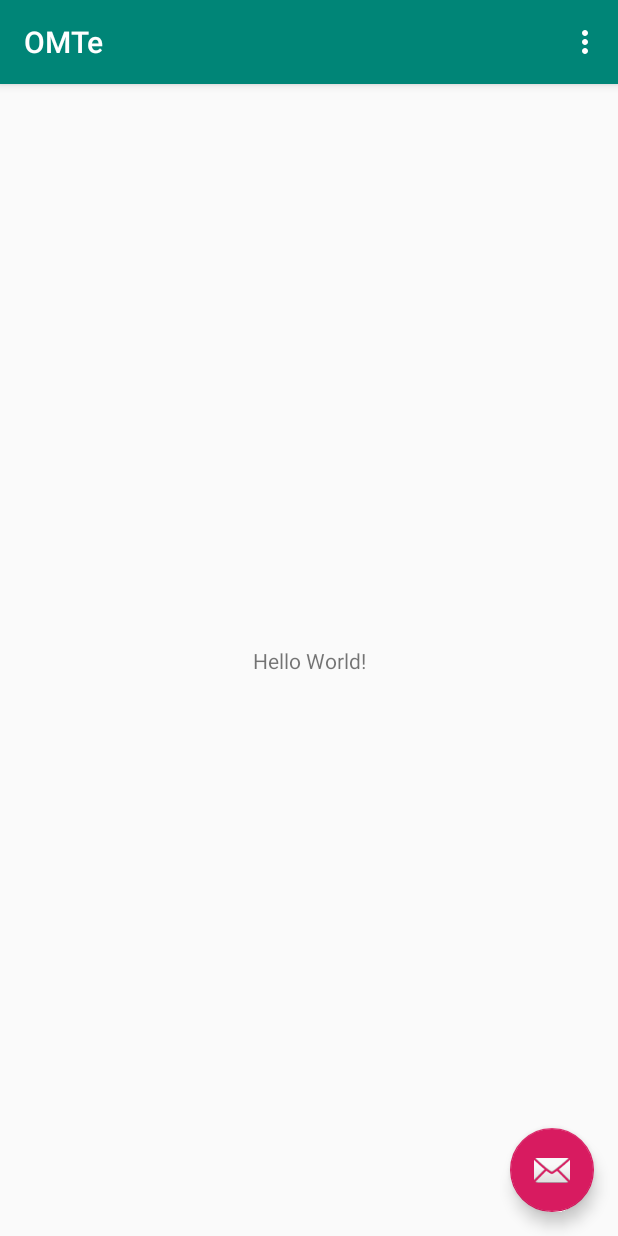
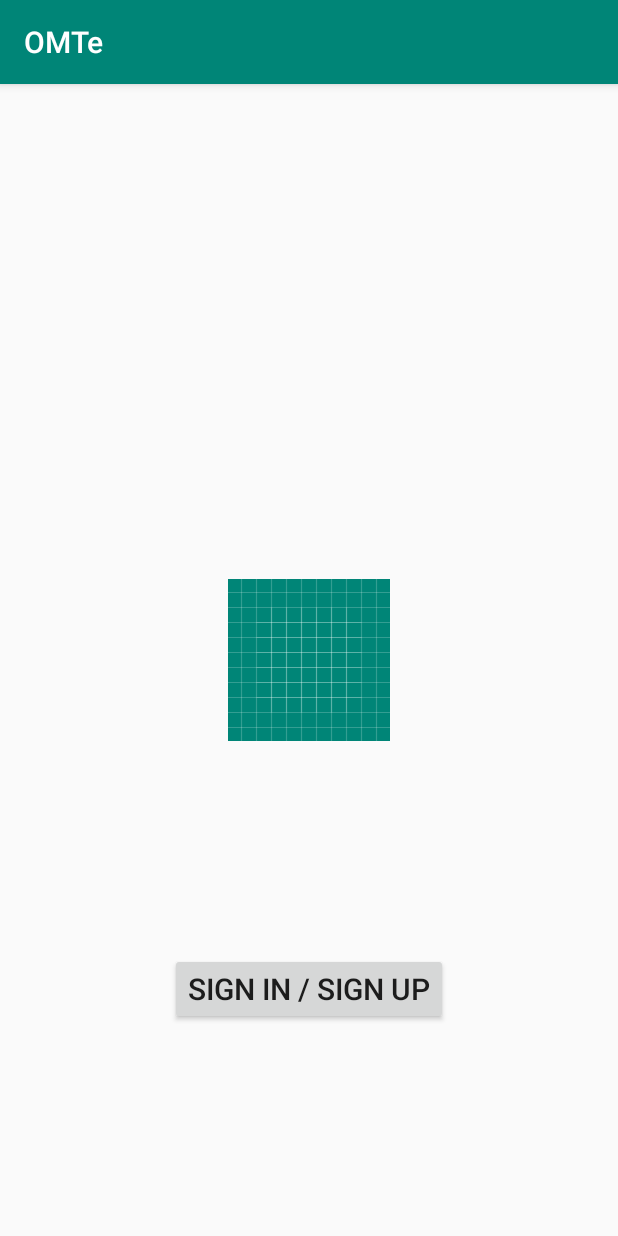
Before and after one commit to regawarp/OMTe, an Android app: the screen it shows after launch (MainActivity before the commit, SignInUpActivity after it), on a phone screen of 412 x 824 dp. Run offline under Robolectric (Android 15) with nearby library versions, the phone set to English and light mode, and no system bars; our stand-ins replace Firebase (no records; nobody signed in at launch, a user with empty details on screens opened directly); libraries missing offline, so code that uses them is left out: com.firebase.ui.

Commit message:
Sign In Sign Up with Email

```diff
--- a/app/src/main/AndroidManifest.xml
+++ b/app/src/main/AndroidManifest.xml
@@ -1,6 +1,8 @@
 <?xml version="1.0" encoding="utf-8"?>
 <manifest xmlns:android="http://schemas.android.com/apk/res/android"
     package="com.safetyfirst.omte">
+
+    <uses-permission android:name="android.permission.INTERNET"/>
 
     <application
         android:allowBackup="true"
@@ -9,6 +11,7 @@
         android:roundIcon="@mipmap/ic_launcher_round"
         android:supportsRtl="true"
         android:theme="@style/AppTheme">
+        <activity android:name=".SignInUpActivity"/>
         <activity
             android:name=".MainActivity"
             android:label="@string/app_name"
--- a/app/src/main/java/com/safetyfirst/omte/MainActivity.java
+++ b/app/src/main/java/com/safetyfirst/omte/MainActivity.java
@@ -1,18 +1,28 @@
 package com.safetyfirst.omte;
 
+import android.content.Intent;
 import android.os.Bundle;
+import android.util.Log;
+import android.view.Menu;
+import android.view.MenuItem;
+import android.view.View;
+import android.widget.TextView;
+import android.widget.Toast;
 
-import com.google.android.material.floatingactionbutton.FloatingActionButton;
-import com.google.android.material.snackbar.Snackbar;
-
+import androidx.annotation.NonNull;
 import androidx.appcompat.app.AppCompatActivity;
 import androidx.appcompat.widget.Toolbar;
 
-import android.view.View;
-import android.view.Menu;
-import android.view.MenuItem;
+import com.firebase.ui.auth.AuthUI;
+import com.google.android.gms.tasks.OnCompleteListener;
+import com.google.android.gms.tasks.Task;
+import com.google.android.material.floatingactionbutton.FloatingActionButton;
+import com.google.android.material.snackbar.Snackbar;
+import com.google.firebase.auth.FirebaseAuth;
 
 public class MainActivity extends AppCompatActivity {
+
+    private TextView tvUserEmail, tvUserPhone;
 
     @Override
     protected void onCreate(Bundle savedInstanceState) {
@@ -20,6 +30,9 @@ public class MainActivity extends AppCompatActivity {
         setContentView(R.layout.activity_main);
         Toolbar toolbar = findViewById(R.id.toolbar);
         setSupportActionBar(toolbar);
+
+        tvUserEmail = findViewById(R.id.tvUserEmail);
+        tvUserPhone = findViewById(R.id.tvUserPhone);
 
         FloatingActionButton fab = findViewById(R.id.fab);
         fab.setOnClickListener(new View.OnClickListener() {
@@ -29,6 +42,21 @@ public class MainActivity extends AppCompatActivity {
                         .setAction("Action", null).show();
             }
         });
+
+        //Jika belum ada autentikasi
+        if (FirebaseAuth.getInstance().getCurrentUser() == null) {
+            startActivity(new Intent(this, SignInUpActivity.class));
+            this.finish();
+        } else {
+            tvUserEmail.setText(FirebaseAuth.getInstance().getCurrentUser().getEmail());
+            tvUserPhone.setText(FirebaseAuth.getInstance().getCurrentUser().getPhoneNumber());
+        }
+    }
+
+    private void startLoginActivity() {
+        Intent intent = new Intent(this, SignInUpActivity.class);
+        startActivity(intent);
+        finish();
     }
 
     @Override
@@ -43,13 +71,27 @@ public class MainActivity extends AppCompatActivity {
         // Handle action bar item clicks here. The action bar will
         // automatically handle clicks on the Home/Up button, so long
         // as you specify a parent activity in AndroidManifest.xml.
-        int id = item.getItemId();
 
         //noinspection SimplifiableIfStatement
-        if (id == R.id.action_settings) {
-            return true;
+        switch (item.getItemId()) {
+            case R.id.action_settings:
+                Toast.makeText(this, "Setting", Toast.LENGTH_SHORT).show();
+                break;
+            case R.id.action_logout:
+                Toast.makeText(this, "Logout", Toast.LENGTH_SHORT).show();
+                AuthUI.getInstance().signOut(this)
+                        .addOnCompleteListener(new OnCompleteListener<Void>() {
+                            @Override
+                            public void onComplete(@NonNull Task<Void> task) {
+                                if (task.isSuccessful()) {
+                                    startLoginActivity();
+                                } else {
+                                    Log.e(MainActivity.class.getSimpleName(), "onComplete: ", task.getException());
+                                }
+                            }
+                        });
+                break;
         }
-
         return super.onOptionsItemSelected(item);
     }
 }
--- /dev/null
+++ b/app/src/main/res/layout/activity_sign_in_up.xml
@@ -0,0 +1,44 @@
+<?xml version="1.0" encoding="utf-8"?>
+<androidx.constraintlayout.widget.ConstraintLayout xmlns:android="http://schemas.android.com/apk/res/android"
+    xmlns:app="http://schemas.android.com/apk/res-auto"
+    xmlns:tools="http://schemas.android.com/tools"
+    android:layout_width="match_parent"
+    android:layout_height="match_parent"
+    tools:context="com.safetyfirst.omte.SignInUpActivity">
+
+    <TextView
+        android:id="@+id/tvAppName"
+        android:layout_width="wrap_content"
+        android:layout_height="wrap_content"
+        android:textSize="32sp"
+        app:layout_constraintTop_toTopOf="parent"
+        app:layout_constraintLeft_toLeftOf="parent"
+        app:layout_constraintRight_toRightOf="parent"
+        app:layout_constraintBottom_toTopOf="@id/imgAppImage"
+        tools:text="@string/app_name"/>
+
+    <ImageView
+        android:id="@+id/imgAppImage"
+        android:layout_width="wrap_content"
+        android:layout_height="wrap_content"
+        android:contentDescription="@string/app_logo"
+        android:src="@drawable/ic_launcher_background"
+        app:layout_constraintTop_toTopOf="parent"
+        app:layout_constraintBottom_toBottomOf="parent"
+        app:layout_constraintLeft_toLeftOf="parent"
+        app:layout_constraintRight_toRightOf="parent"/>
+
+    <Button
+        android:id="@+id/btnSignInUp"
+        android:layout_width="wrap_content"
+        android:layout_height="wrap_content"
+        android:text="@string/sign_in_sign_up"
+        android:textSize="20sp"
+        android:onClick="handleSignInSignUp"
+        app:layout_constraintTop_toBottomOf="@id/imgAppImage"
+        app:layout_constraintBottom_toBottomOf="parent"
+        app:layout_constraintLeft_toLeftOf="parent"
+        app:layout_constraintRight_toRightOf="parent"
+        tools:text="Sign In / Sign Up"/>
+
+</androidx.constraintlayout.widget.ConstraintLayout>
--- a/app/src/main/res/menu/menu_main.xml
+++ b/app/src/main/res/menu/menu_main.xml
@@ -7,4 +7,10 @@
         android:orderInCategory="100"
         android:title="@string/action_settings"
         app:showAsAction="never" />
+
+    <item
+        android:id="@+id/action_logout"
+        android:orderInCategory="100"
+        android:title="@string/logout"
+        app:showAsAction="never" />
 </menu>
--- a/app/src/main/res/values/strings.xml
+++ b/app/src/main/res/values/strings.xml
@@ -1,4 +1,7 @@
 <resources>
     <string name="app_name">OMTe</string>
     <string name="action_settings">Settings</string>
+    <string name="app_logo">App Logo</string>
+    <string name="sign_in_sign_up">Sign In / Sign Up</string>
+    <string name="logout">Logout</string>
 </resources>
--- a/build.gradle
+++ b/build.gradle
@@ -8,7 +8,7 @@ buildscript {
     }
     dependencies {
         classpath 'com.android.tools.build:gradle:3.4.2'
-        classpath 'com.google.gms:google-services:4.2.0'
+        classpath 'com.google.gms:google-services:4.3.2'
 
         // NOTE: Do not place your application dependencies here; they belong
         // in the individual module build.gradle files
```
Also changed, not shown: app/build.gradle (+15 -3 lines), app/src/main/java/com/safetyfirst/omte/SignInUpActivity.java (added, +75 -0 lines), app/src/main/res/layout/content_main.xml (+9 -1 lines).
